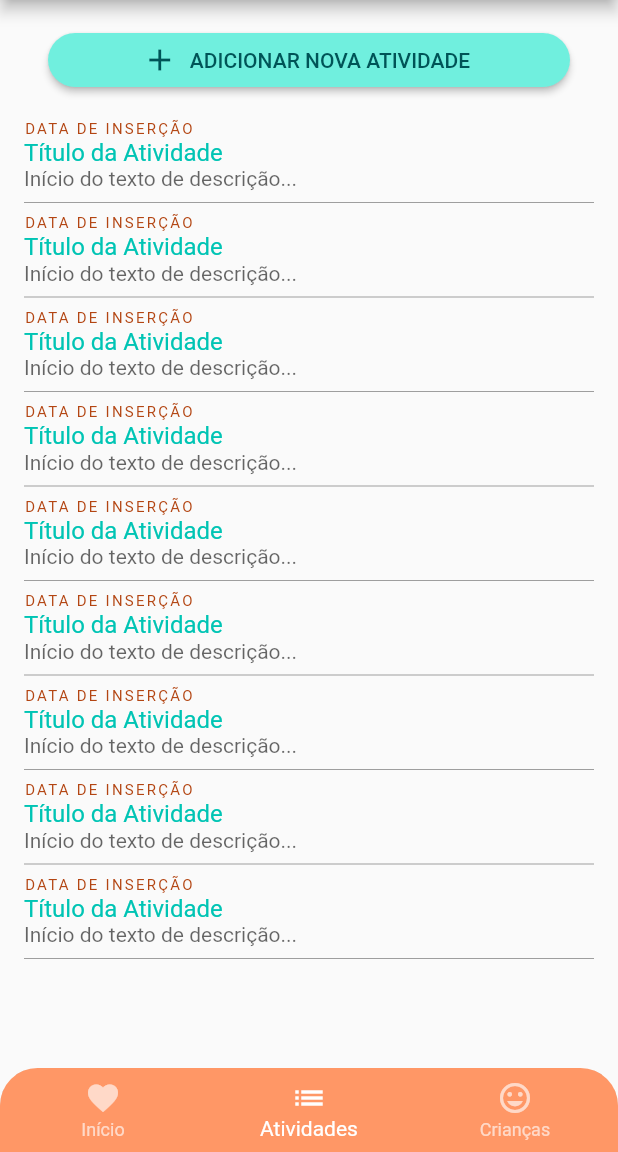
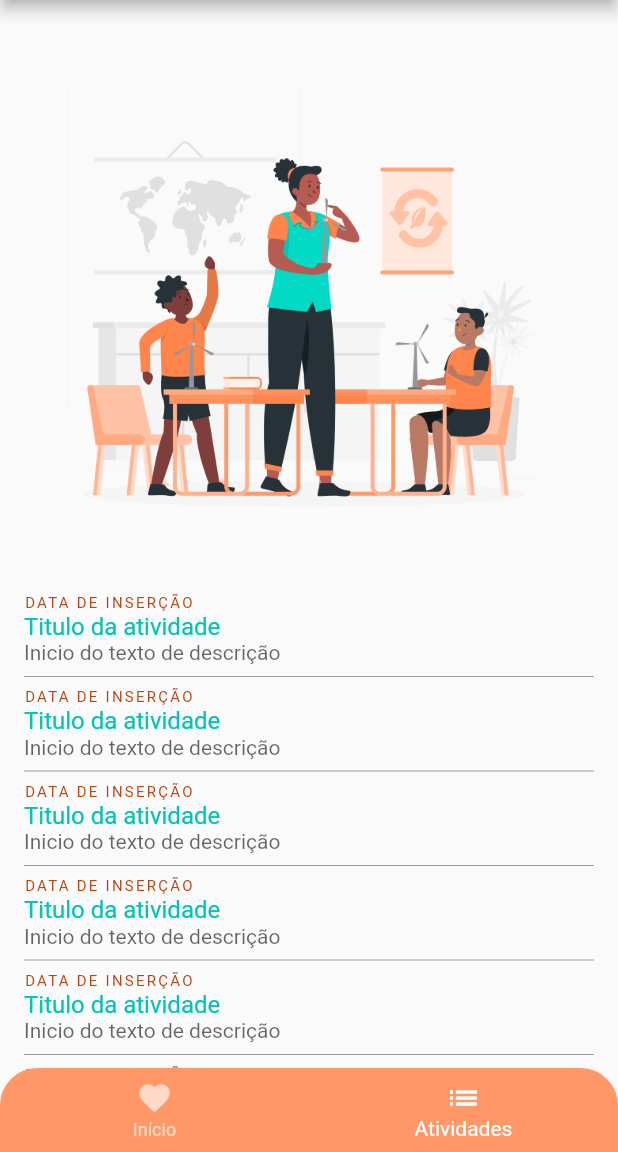
Before and after one commit to maira-o/flutter-ife, a Flutter app: the screen it shows after launch, item 2 of the bottom bar chosen, on a phone screen of 412 x 824 dp, the part 84-1236 px from its top. Run offline on Flutter 3.47's test engine with Material 2 defaults, Android fonts, the phone set to English and light mode, and no system bars; our stand-ins replace get, google_fonts, styled_widget; Roboto replaces fonts that are missing (Baloo Paaji).

Commit message:
Adding child flow.

```diff
--- /dev/null
+++ b/lib/app/modules/child/activities/child_activity_page.dart
@@ -0,0 +1,72 @@
+import 'dart:ui';
+import 'package:flutter/material.dart';
+import 'package:gauge_iot/app/routes/app_pages.dart';
+import 'package:gauge_iot/app/utils/constants.dart';
+import 'package:google_fonts/google_fonts.dart';
+import 'child_activity_controller.dart';
+import 'package:styled_widget/styled_widget.dart';
+import 'package:get/get.dart';
+
+class ChildActivityPage extends StatelessWidget {
+  @override
+  Widget build(BuildContext context) {
+    return Scaffold(
+      appBar: AppBar(
+        title: Text("Atividades")
+                .textColor(Colors.white),
+        centerTitle: false,
+        backgroundColor: AppColors.primary
+      ),
+      extendBody: true,
+      body: _body(context),
+    );
+  }
+
+  _body(BuildContext context) {
+    return Styled.widget(
+      child: Container(
+        height: MediaQuery.of(context).size.height,
+        child: _listView()
+      )
+    ).padding(top: 16, left: 16, right: 16);
+  }
+
+  _listView() {
+    return ListView.builder(
+      itemCount: 10,
+      itemBuilder: (context, index) {
+        if (index == 0 ) return _imageView();
+        return _activityCell();
+      },
+    );
+  }
+
+  _imageView() {
+    return Image.asset(Assets.home_educador)
+    .center();
+  }
+
+  _activityCell() {
+    return Column(
+      crossAxisAlignment: CrossAxisAlignment.start,
+      children: [
+        Text("DATA DE INSERÇÃO")
+        .textColor(AppColors.primary900)
+        .fontSize(10)
+        .letterSpacing(1.5),
+        Text("Titulo da atividade")
+        .textColor(AppColors.secondary300)
+        .fontSize(16),
+        Text("Inicio do texto de descrição")
+        .textColor(AppColors.OnSurface)
+        .fontSize(14),
+        Divider(
+          color: Colors.grey
+        )
+      ],
+    )
+    .onTap(() {
+      Get.toNamed(Routes.CHILD_ACTIVITY_DETAIL);
+    });
+  }
+}
--- /dev/null
+++ b/lib/app/modules/child/mainTab/child_main_tab_controller.dart
@@ -0,0 +1,18 @@
+import 'package:flutter/material.dart';
+import 'package:gauge_iot/app/modules/child/activities/child_activity_page.dart';
+import 'package:gauge_iot/app/modules/child/childHome/teacher_home_page.dart';
+import 'package:gauge_iot/app/modules/teacher/activities/teacher_activity_page.dart';
+import 'package:gauge_iot/app/modules/teacher/children/teacher_children_page.dart';
+import 'package:gauge_iot/app/modules/teacher/home/teacher_home_page.dart';
+import 'package:get/get.dart';
+
+class ChildMainTabController extends GetxController {
+  final _selectedIndex = 0.obs;
+  get selectedIndex => this._selectedIndex.value;
+  set selectedIndex(index) => this._selectedIndex.value = index;
+
+  final List<Widget> pagesList = [
+    ChildHomePage(),
+    ChildActivityPage()
+  ];
+}
--- /dev/null
+++ b/lib/app/modules/child/mainTab/child_main_tab_page.dart
@@ -0,0 +1,52 @@
+import 'package:flutter/material.dart';
+import 'package:gauge_iot/app/utils/constants.dart';
+import 'child_main_tab_controller.dart';
+import 'package:get/get.dart';
+
+class ChildMainTabPage extends StatelessWidget {
+  final ChildMainTabController controller = Get.put(ChildMainTabController());
+
+  @override
+  Widget build(BuildContext context) {
+    return Scaffold(
+      extendBody: true,
+      body: _body(),
+      bottomNavigationBar: Obx(() => _bottomNaviagtionBar()),
+    );
+  }
+
+  _body() {
+    return Obx(() {
+        return IndexedStack(
+          index: controller.selectedIndex,
+          children: controller.pagesList);
+    });
+  }
+
+  _bottomNaviagtionBar() {
+    return ClipRRect(
+      borderRadius: BorderRadius.only(
+          topLeft: Radius.circular(25.0),
+          topRight: Radius.circular(25.0),
+        ),
+      child: BottomNavigationBar(
+        currentIndex: controller.selectedIndex,
+        onTap: _onTap,
+        backgroundColor: AppColors.primary,
+        selectedItemColor: Colors.white,
+        unselectedItemColor: AppColors.primary50,
+        elevation: 1,
+        items: [
+          BottomNavigationBarItem(
+            icon: Icon(Icons.favorite), label: "Início"),
+          BottomNavigationBarItem(
+            icon: Icon(Icons.list), label: "Atividades"),
+        ]
+      ),
+    );
+  }
+
+  _onTap(int index) {
+    controller.selectedIndex = index;
+  }
+}
--- a/lib/app/routes/app_routes.dart
+++ b/lib/app/routes/app_routes.dart
@@ -14,6 +14,10 @@ abstract class Routes {
   static const TEACHER_ADD_CHILD = '/teacher/children/add';
 
   // CHILD ROUTES
+  static const CHILD_TAB = '/child/tab';
+  static const CHILD_HOME = '/child/home';
+  static const CHILD_ACTIVITIES = '/child/activity';
+  static const CHILD_ACTIVITY_DETAIL = '/child/activity/detail';
 
   // SUPPORTER ROUTES
 }
--- a/lib/main.dart
+++ b/lib/main.dart
@@ -6,7 +6,7 @@ import 'package:get/get.dart';
 void main() {
   runApp(GetMaterialApp(
     debugShowCheckedModeBanner: false,
-    initialRoute: Routes.TEACHER_TAB,
+    initialRoute: Routes.CHILD_TAB,
     theme: appThemeData,
     defaultTransition: Transition.fade,
     getPages: AppPages.pages,
```
Also changed, not shown: lib/app/modules/child/activities/activityDetail/child_activity_detail_binding.dart (added, +11 -0 lines), lib/app/modules/child/activities/activityDetail/child_activity_detail_controller.dart (added, +23 -0 lines), lib/app/modules/child/activities/activityDetail/child_activity_detail_page.dart (added, +49 -0 lines), lib/app/modules/child/activities/child_activity_binding.dart (added, +11 -0 lines), lib/app/modules/child/activities/child_activity_controller.dart (added, +7 -0 lines), lib/app/modules/child/childHome/teacher_home_page.dart (added, +62 -0 lines), lib/app/modules/child/mainTab/child_main_tab_binding.dart (added, +10 -0 lines), lib/app/routes/app_pages.dart (+27 -0 lines), lib/app/utils/constants.dart (+10 -0 lines).
